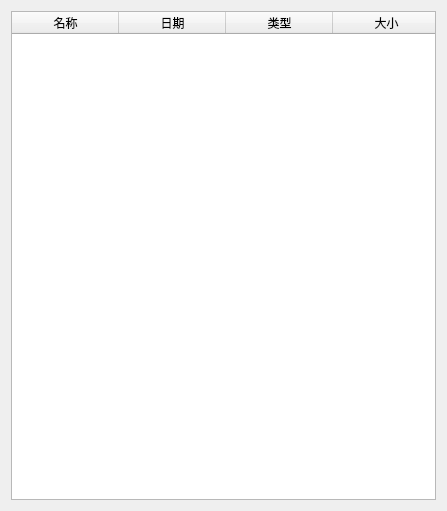
This is digitalIntegration/FtpClientWidget.ui in jiaqingguo/DI as Qt 5 draws it before an edit. The edited form follows.
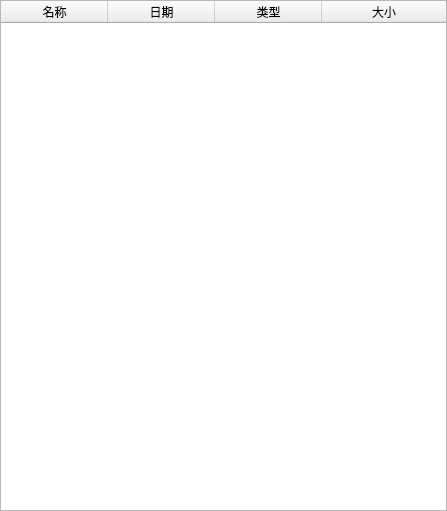
This is the edited form.

```diff
--- a/digitalIntegration/FtpClientWidget.ui
+++ b/digitalIntegration/FtpClientWidget.ui
@@ -14,6 +14,18 @@
    <string>FtpClientWidget</string>
   </property>
   <layout class="QGridLayout" name="gridLayout">
+   <property name="leftMargin">
+    <number>0</number>
+   </property>
+   <property name="topMargin">
+    <number>0</number>
+   </property>
+   <property name="rightMargin">
+    <number>0</number>
+   </property>
+   <property name="bottomMargin">
+    <number>0</number>
+   </property>
    <item row="0" column="0" colspan="2">
     <widget class="QTableWidget" name="tableWidget">
      <property name="horizontalScrollBarPolicy">
```
